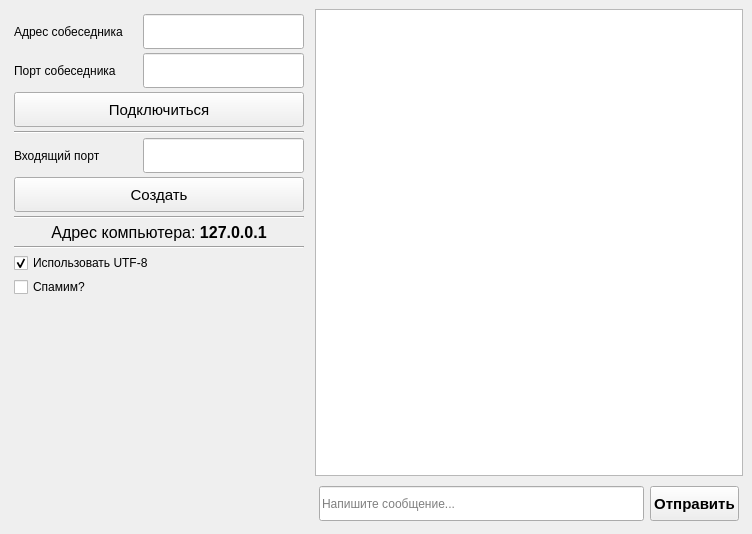
Before: the Qt Designer form sem3/nvi_chat_tcp/mainwindow.ui in faurkonig/i-love-karpov, drawn with Qt 5.
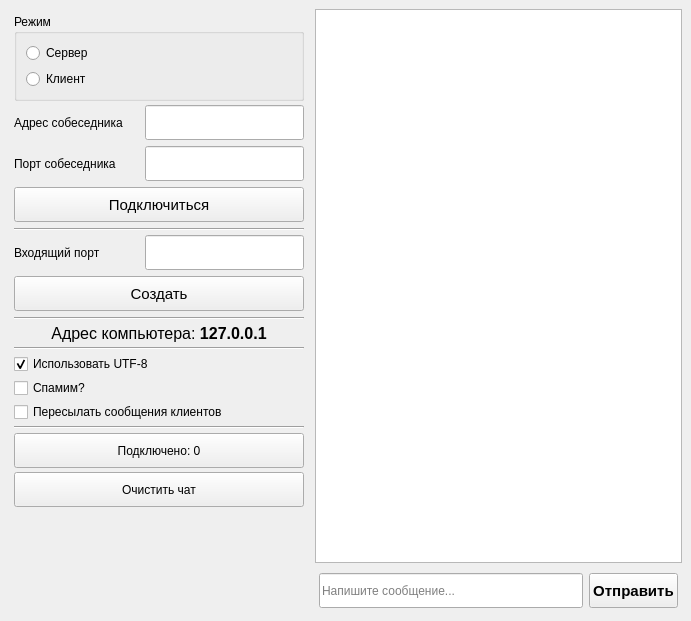
After: the same form once the commit is applied.

Commit message: TCP chat seems to be done

Patch:
```diff
--- a/sem3/nvi_chat_tcp/mainwindow.ui
+++ b/sem3/nvi_chat_tcp/mainwindow.ui
@@ -6,8 +6,8 @@
    <rect>
     <x>0</x>
     <y>0</y>
-    <width>752</width>
-    <height>534</height>
+    <width>691</width>
+    <height>621</height>
    </rect>
   </property>
   <property name="windowTitle">
@@ -40,6 +40,44 @@
         <number>5</number>
        </property>
        <item>
+        <widget class="QGroupBox" name="groupBoxMode">
+         <property name="title">
+          <string>Режим</string>
+         </property>
+         <layout class="QVBoxLayout" name="verticalLayout_4">
+          <item>
+           <widget class="QRadioButton" name="radioButtonServer">
+            <property name="text">
+             <string>Сервер</string>
+            </property>
+           </widget>
+          </item>
+          <item>
+           <widget class="QRadioButton" name="radioButtonClient">
+            <property name="text">
+             <string>Клиент</string>
+            </property>
+           </widget>
+          </item>
+         </layout>
+        </widget>
+       </item>
+       <item>
+        <widget class="QWidget" name="ClientWidget" native="true">
+         <layout class="QVBoxLayout" name="verticalLayout_2">
+          <property name="leftMargin">
+           <number>0</number>
+          </property>
+          <property name="topMargin">
+           <number>0</number>
+          </property>
+          <property name="rightMargin">
+           <number>0</number>
+          </property>
+          <property name="bottomMargin">
+           <number>0</number>
+          </property>
+          <item>
         <layout class="QHBoxLayout" name="horizontalLayout_2">
          <item>
           <widget class="QLabel" name="labelAddressField">
@@ -120,6 +158,24 @@
          </property>
         </widget>
        </item>
+         </layout>
+        </widget>
+       </item>
+       <item>
+        <widget class="QWidget" name="ServerWidget" native="true">
+         <layout class="QVBoxLayout" name="verticalLayout_3">
+          <property name="leftMargin">
+           <number>0</number>
+          </property>
+          <property name="topMargin">
+           <number>0</number>
+          </property>
+          <property name="rightMargin">
+           <number>0</number>
+          </property>
+          <property name="bottomMargin">
+           <number>0</number>
+          </property>
        <item>
         <layout class="QHBoxLayout" name="horizontalLayout_4">
          <item>
@@ -174,6 +230,9 @@
          </property>
         </widget>
        </item>
+         </layout>
+        </widget>
+       </item>
        <item>
         <widget class="QLabel" name="labelLocalAddress">
          <property name="font">
@@ -213,6 +272,46 @@
          </property>
         </widget>
        </item>
+       <item>
+        <widget class="QCheckBox" name="checkBoxResend">
+         <property name="text">
+          <string>Пересылать сообщения клиентов</string>
+         </property>
+        </widget>
+       </item>
+       <item>
+        <widget class="Line" name="line4">
+         <property name="orientation">
+          <enum>Qt::Horizontal</enum>
+         </property>
+        </widget>
+       </item>
+       <item>
+        <widget class="QPushButton" name="pushButtonConnectionList">
+         <property name="minimumSize">
+          <size>
+           <width>0</width>
+           <height>35</height>
+          </size>
+         </property>
+         <property name="text">
+          <string>Подключено: 0</string>
+         </property>
+        </widget>
+       </item>
+       <item>
+        <widget class="QPushButton" name="pushButtonClear">
+         <property name="minimumSize">
+          <size>
+           <width>0</width>
+           <height>35</height>
+          </size>
+         </property>
+         <property name="text">
+          <string>Очистить чат</string>
+         </property>
+        </widget>
+       </item>
        <item>
         <spacer name="verticalSpacer">
          <property name="orientation">
```
Left out of the diff: 8 changed lines with no effect on the pictures. Lines whose indentation alone changed are shown as unchanged. The commit also changes 2 other files.
